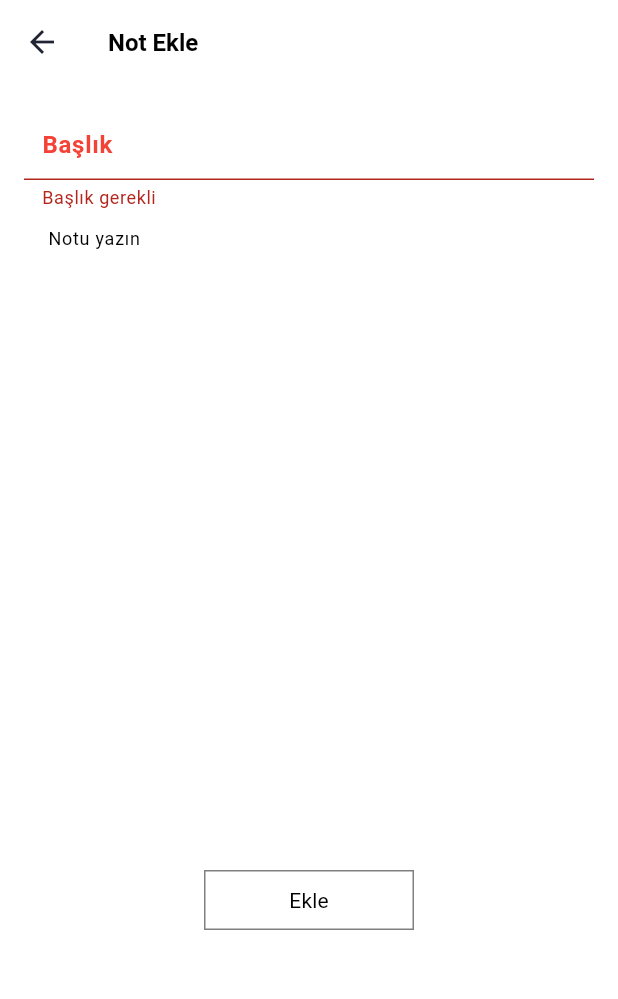
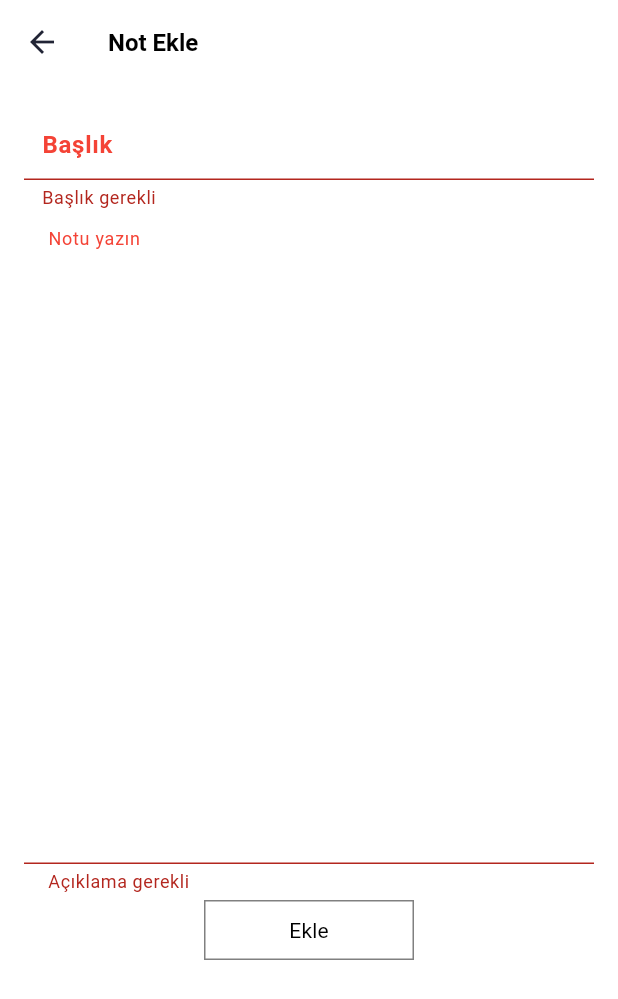
Before and after one commit to erdemdogann/todoapp, a Flutter app: the TextChangeScreen screen opened directly with empty values, after a tap on "Ekle", on a phone screen of 412 x 824 dp. Shown: the top 999 px of the screen. Run offline on Flutter 3.47's test engine with Material 3 defaults, Android fonts, the phone set to English and light mode, and no system bars.

Commit message:
Content filling and error update

```diff
--- a/lib/addpage.dart
+++ b/lib/addpage.dart
@@ -4,7 +4,7 @@ import 'package:todoapp/tododata.dart';
 class TextChangeScreen extends StatefulWidget {
   final Function(TodoData) addNote;
 
-  TextChangeScreen({required this.addNote});
+  const TextChangeScreen({super.key, required this.addNote});
 
   @override
   _AddPageState createState() => _AddPageState();
@@ -15,19 +15,18 @@ class _AddPageState extends State<TextChangeScreen> {
   final TextEditingController contentController = TextEditingController();
 
   String? _titleError;
+  String? _contentError;
 
   void _addNote() {
     final title = titleController.text;
     final content = contentController.text;
 
-    if (title.isEmpty) {
-      setState(() {
-        _titleError = 'Başlık gerekli';
-      });
-    } else {
-      setState(() {
-        _titleError = null;
-      });
+    setState(() {
+      _titleError = title.isEmpty ? 'Başlık gerekli' : null;
+      _contentError = content.isEmpty ? 'Açıklama gerekli' : null;
+    });
+
+    if (_titleError == null && _contentError == null) {
       final time = DateTime.now().toString();
       final newNote = TodoData(title, content, time);
       widget.addNote(newNote);
@@ -115,7 +114,7 @@ class _AddPageState extends State<TextChangeScreen> {
                   fontSize: 14,
                   color: Color(0xff000000),
                 ),
-                decoration: const InputDecoration(
+                decoration: InputDecoration(
                   disabledBorder: InputBorder.none,
                   focusedBorder: InputBorder.none,
                   enabledBorder: InputBorder.none,
@@ -124,13 +123,14 @@ class _AddPageState extends State<TextChangeScreen> {
                     fontWeight: FontWeight.w400,
                     fontStyle: FontStyle.normal,
                     fontSize: 12,
-                    color: Color(0xff000000),
+                    color: _contentError == null ? Color(0xff000000) : Colors.red,
                   ),
                   filled: true,
                   fillColor: Color(0xffffffff),
                   isDense: false,
                   contentPadding:
                       EdgeInsets.symmetric(vertical: 8, horizontal: 12),
+                  errorText: _contentError,
                 ),
               ),
               MaterialButton(
```
Also changed, not shown: lib/editpage.dart (+10 -10 lines).
